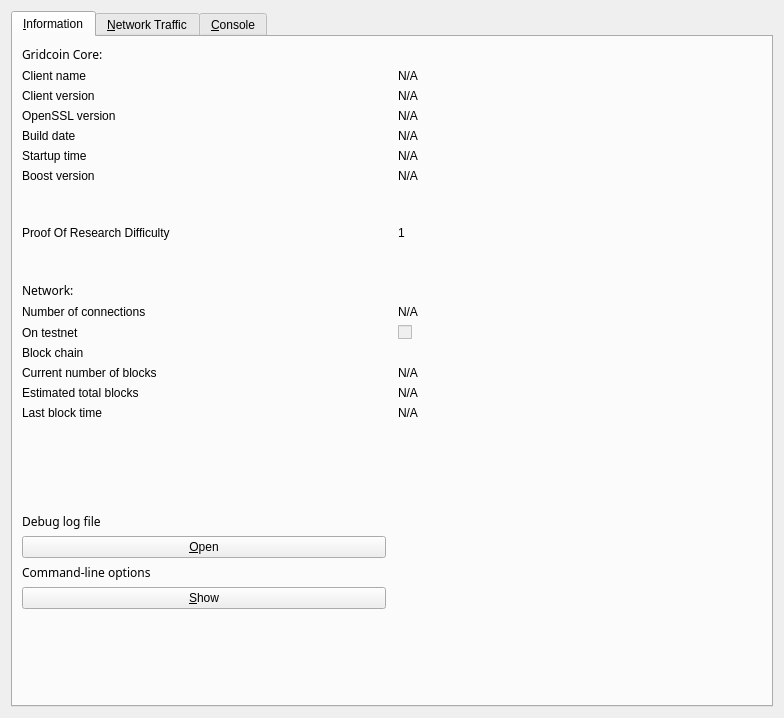
Qt form src/qt/forms/rpcconsole.ui (gridcoin-community/Gridcoin-Research) before a commit.
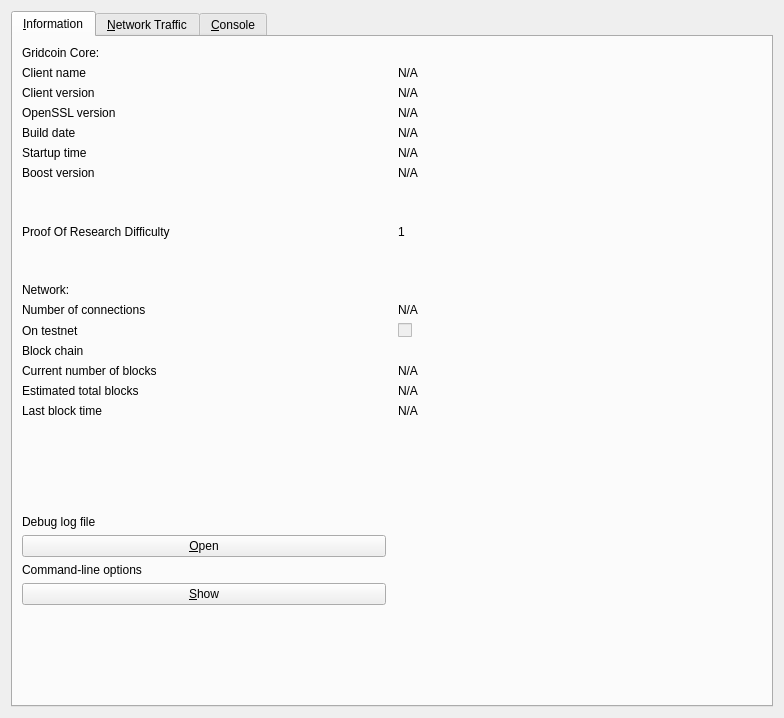
The same form after that commit. The open tabs and pages were chosen to show the change. Icons and pictures are not drawn. Custom widgets are drawn as their Qt base class.

Diff of the .ui file:
```diff
--- a/src/qt/forms/rpcconsole.ui
+++ b/src/qt/forms/rpcconsole.ui
@@ -176,11 +176,6 @@
        </item>
        <item row="0" column="0">
         <widget class="QLabel" name="label_9">
-         <property name="font">
-          <font>
-           <family>Century Gothic</family>
-          </font>
-         </property>
          <property name="autoFillBackground">
           <bool>false</bool>
          </property>
@@ -268,11 +263,6 @@
        </item>
        <item row="9" column="0">
         <widget class="QLabel" name="label_11">
-         <property name="font">
-          <font>
-           <family>Century Gothic</family>
-          </font>
-         </property>
          <property name="autoFillBackground">
           <bool>false</bool>
          </property>
@@ -351,11 +341,6 @@
        </item>
        <item row="18" column="0">
         <widget class="QLabel" name="labelDebugLogfile">
-         <property name="font">
-          <font>
-           <family>Century Gothic</family>
-          </font>
-         </property>
          <property name="autoFillBackground">
           <bool>false</bool>
          </property>
@@ -385,11 +370,6 @@
        </item>
        <item row="20" column="0">
         <widget class="QLabel" name="labelCLOptions">
-         <property name="font">
-          <font>
-           <family>Century Gothic</family>
-          </font>
-         </property>
          <property name="text">
           <string>Command-line options</string>
          </property>
```
Left out of the diff: 2 changed lines with no effect on the pictures.
